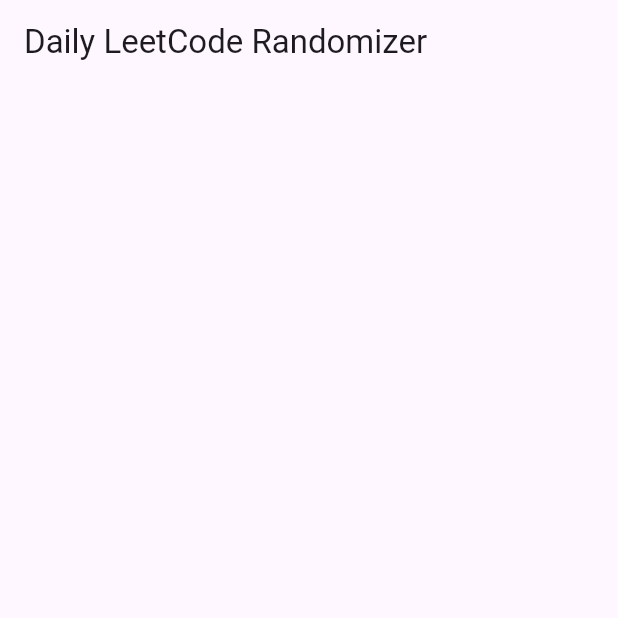
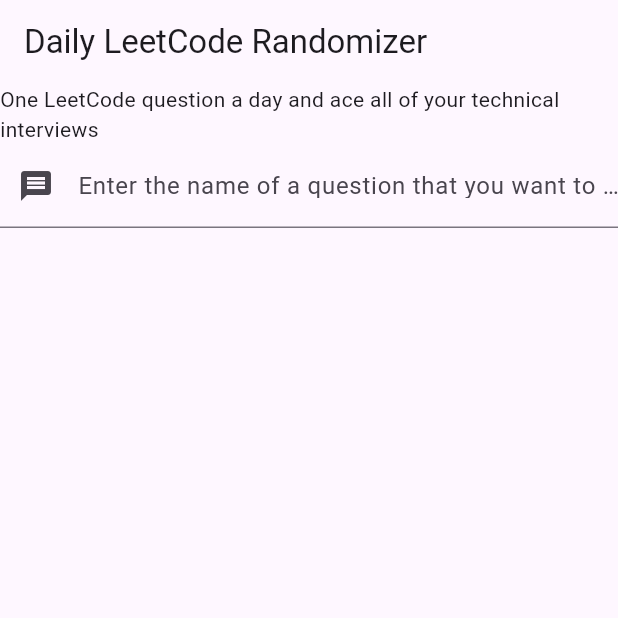
Before and after one commit to BraxWong/Daily-Leetcode-Randomizer, a Flutter app: the screen it shows after launch, on a phone screen of 412 x 824 dp, the top half of it. Run offline on Flutter 3.47's test engine with Material 3 defaults, Android fonts, the phone set to English and light mode, and no system bars.

Commit message:
feature: added a stateful textfield to allow users to input the question that they want to do.

```diff
--- a/daily_leetcode_randomizer/lib/main.dart
+++ b/daily_leetcode_randomizer/lib/main.dart
@@ -7,27 +7,11 @@
 class MyApp extends StatelessWidget {
   const MyApp({super.key});
 
-  // This widget is the root of your application.
   @override
   Widget build(BuildContext context) {
     return MaterialApp(
       title: 'Flutter Demo',
       theme: ThemeData(
-        // This is the theme of your application.
-        //
-        // TRY THIS: Try running your application with "flutter run". You'll see
-        // the application has a purple toolbar. Then, without quitting the app,
-        // try changing the seedColor in the colorScheme below to Colors.green
-        // and then invoke "hot reload" (save your changes or press the "hot
-        // reload" button in a Flutter-supported IDE, or press "r" if you used
-        // the command line to start the app).
-        //
-        // Notice that the counter didn't reset back to zero; the application
-        // state is not lost during the reload. To reset the state, use hot
-        // restart instead.
-        //
-        // This works for code too, not just values: Most code changes can be
-        // tested with just a hot reload.
         colorScheme: ColorScheme.fromSeed(seedColor: Colors.deepPurple),
         useMaterial3: true,
       ),
@@ -40,7 +24,72 @@
   @override
   Widget build(BuildContext context){
     return Scaffold(
-      appBar: AppBar(title: Text('Daily LeetCode Randomizer'))
+      appBar: AppBar(
+        title: Text('Daily LeetCode Randomizer')
+      ),
+      body: Column(
+        children: <Widget>[AppSlogan(), SearchLeetCodeQuestion()]
+      )
     );
   }
 }
+
+class AppSlogan extends StatelessWidget {
+  @override
+  Widget build(BuildContext context){
+    return Text('One LeetCode question a day and ace all of your technical interviews');
+  }
+}
+
+//Taking constructor arguments and setting up override
+class SearchLeetCodeQuestion extends StatefulWidget {
+  @override
+  _SearchLeetCodeQuestionState createState() => _SearchLeetCodeQuestionState();
+}
+
+/*
+ * Handling states and rendering
+ */
+class _SearchLeetCodeQuestionState extends State<SearchLeetCodeQuestion> {
+  /*
+   * Used to get the text within the TextField widget
+   */
+  final controller = TextEditingController();
+  String question = "";
+  /*
+   *when this widget is done, need to clean up everything. Kind of like a destructor.
+   */
+  @override
+  void dispose() {
+    super.dispose();
+    controller.dispose();
+  }
+
+  void setQuestion(question){
+    /*
+     * setState is a flutter method that forces flutter to reload
+     */
+    setState((){
+      this.question = question;
+    });
+  }
+
+  @override
+  Widget build(BuildContext context){
+    return Column(
+      children: <Widget>[
+        TextField(
+          controller: this.controller,
+          decoration: InputDecoration(
+            prefixIcon: Icon(
+              Icons.message
+            ),
+            labelText: "Enter the name of a question that you want to practice."
+          ),
+          onChanged: (text) => this.setQuestion(text),
+        ),
+        Text(this.question)
+      ]
+    );
+  }
+}
```
